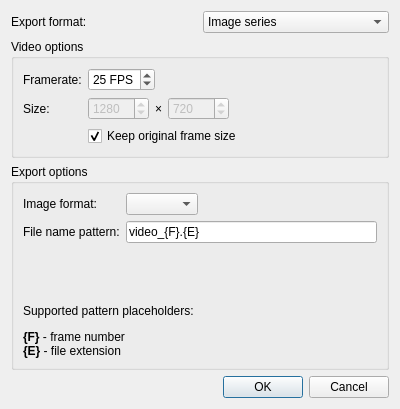
Old version of the form src/client/ui/videoexport.ui in the repository drawpile/Drawpile.
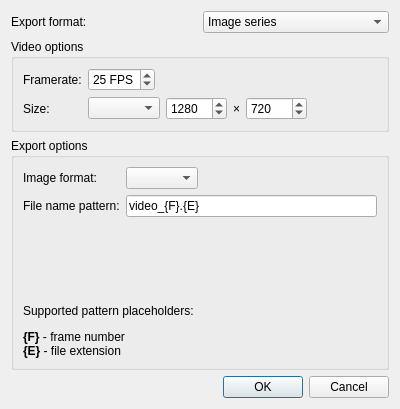
New version of the form. Icons and pictures are not drawn.

Commit message: Reorganize export frame size selection inputs

Diff of the .ui file:
```diff
--- a/src/client/ui/videoexport.ui
+++ b/src/client/ui/videoexport.ui
@@ -48,6 +48,9 @@
       <bool>true</bool>
      </property>
      <layout class="QFormLayout" name="formLayout_2">
+      <property name="fieldGrowthPolicy">
+       <enum>QFormLayout::AllNonFixedFieldsGrow</enum>
+      </property>
       <item row="0" column="0">
        <widget class="QLabel" name="label_6">
         <property name="text">
@@ -94,11 +97,11 @@
       </item>
       <item row="2" column="1">
        <layout class="QHBoxLayout" name="horizontalLayout_8">
+        <item>
+         <widget class="QComboBox" name="sizeChoice"/>
+        </item>
         <item>
          <widget class="QSpinBox" name="framewidth">
-          <property name="enabled">
-           <bool>false</bool>
-          </property>
           <property name="minimum">
            <number>10</number>
           </property>
@@ -111,7 +114,13 @@
          </widget>
         </item>
         <item>
-         <widget class="QLabel" name="label_10">
+         <widget class="QLabel" name="sizeXlabel">
+          <property name="sizePolicy">
+           <sizepolicy hsizetype="Fixed" vsizetype="Preferred">
+            <horstretch>0</horstretch>
+            <verstretch>0</verstretch>
+           </sizepolicy>
+          </property>
           <property name="text">
            <string notr="true">×</string>
           </property>
@@ -119,9 +128,6 @@
         </item>
         <item>
          <widget class="QSpinBox" name="frameheight">
-          <property name="enabled">
-           <bool>false</bool>
-          </property>
           <property name="minimum">
            <number>10</number>
           </property>
@@ -134,30 +140,13 @@
          </widget>
         </item>
         <item>
-         <widget class="QToolButton" name="sizePreset">
-          <property name="enabled">
-           <bool>false</bool>
-          </property>
-          <property name="icon">
-           <iconset theme="video-display">
-            <normaloff>icons:video-display.png</normaloff>icons:video-display.png</iconset>
-          </property>
-          <property name="popupMode">
-           <enum>QToolButton::InstantPopup</enum>
-          </property>
-          <property name="autoRaise">
-           <bool>true</bool>
-          </property>
-         </widget>
-        </item>
-        <item>
-         <spacer name="horizontalSpacer_4">
+         <spacer name="horizontalSpacer">
           <property name="orientation">
            <enum>Qt::Horizontal</enum>
           </property>
           <property name="sizeHint" stdset="0">
            <size>
-            <width>40</width>
+            <width>10</width>
             <height>20</height>
            </size>
           </property>
@@ -165,16 +154,6 @@
         </item>
        </layout>
       </item>
-      <item row="3" column="1">
-       <widget class="QCheckBox" name="keepOriginalSize">
-        <property name="text">
-         <string>Keep original frame size</string>
-        </property>
-        <property name="checked">
-         <bool>true</bool>
-        </property>
-       </widget>
-      </item>
      </layout>
     </widget>
    </item>
```
Left out of the diff: 48 changed lines with no effect on the pictures. The commit also changes 4 other files.
